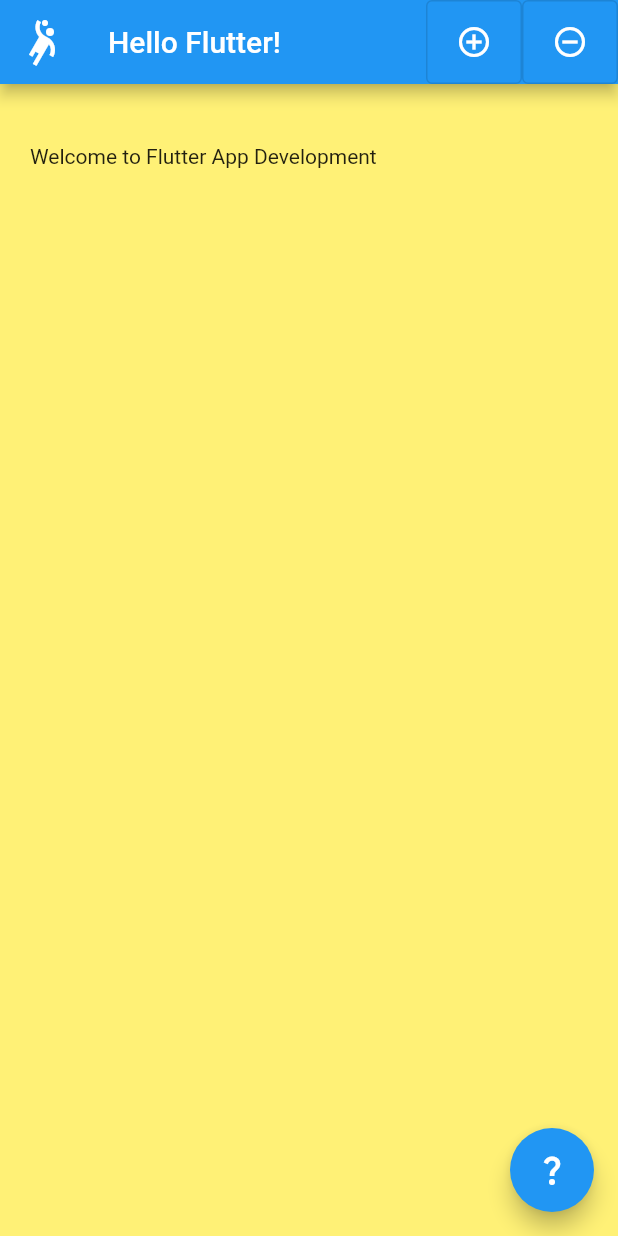
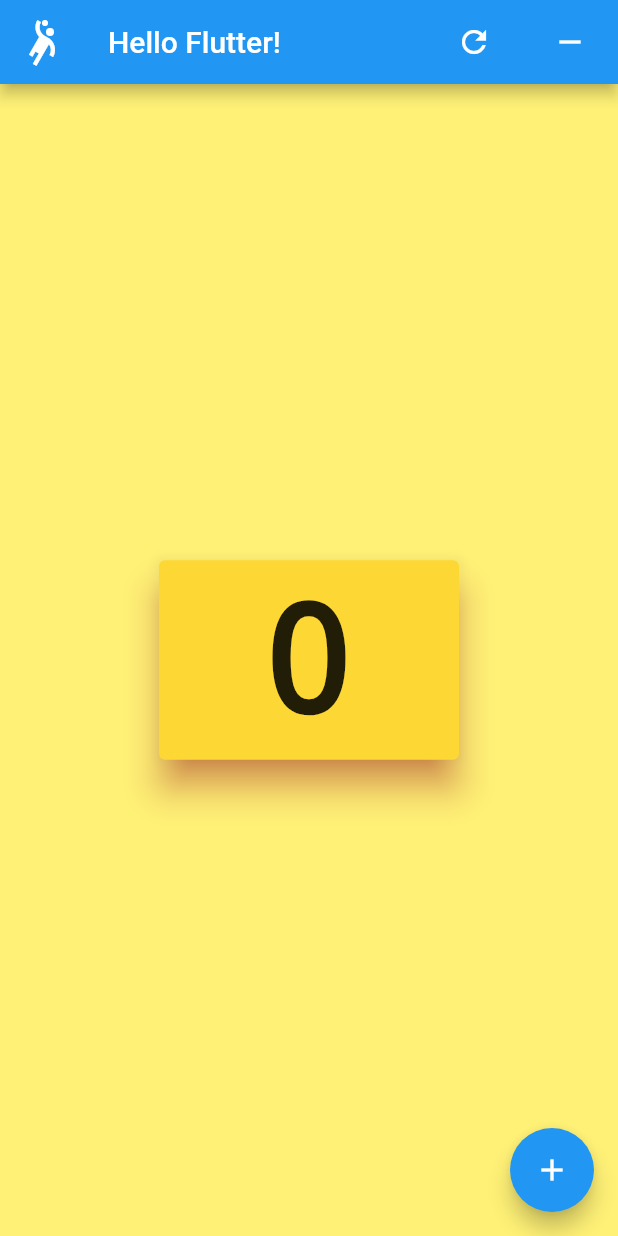
Before and after one commit to vivekduttamishra/202206-flutter-ge, a Flutter app: the screen it shows after launch, on a phone screen of 412 x 824 dp. Run offline on Flutter 3.47's test engine with Material 2 defaults, Android fonts, the phone set to English and light mode, and no system bars.

Commit message:
day#5 update#1

```diff
--- /dev/null
+++ b/hello/lib/components/counter.dart
@@ -0,0 +1,36 @@
+// ignore_for_file: prefer_const_constructors
+
+import 'package:flutter/material.dart';
+
+class Counter extends StatelessWidget{
+
+  final int value;
+
+  const Counter(this.value,{Key? key}) : super(key: key);
+
+  @override
+  Widget build(BuildContext context) {
+    return Center(
+              child: Card(
+                // ignore: sort_child_properties_last
+                child: Container(
+                  padding: const EdgeInsets.all(8.0),
+                  width:200,
+                  child: Text(
+                    value.toString(),
+                    style: TextStyle(
+                      fontSize:100,
+                      fontFamily: 'Courier',
+                      fontWeight:FontWeight.w600,
+                    ),
+                    textAlign: TextAlign.center,
+                  ),
+                ),
+                color: Colors.yellow.shade600,
+                elevation: 10,
+                shadowColor: Colors.red,
+              ),
+            );
+  }
+
+}
--- a/hello/lib/screens/home_screen.dart
+++ b/hello/lib/screens/home_screen.dart
@@ -3,28 +3,46 @@
 
 import 'package:flutter/material.dart';
 
-class HomeScreen extends StatelessWidget{
+import '../components/counter.dart';
 
-  const HomeScreen({Key? key}) : super(key: key);
+class HomeScreen extends StatefulWidget{
+
+
+  HomeScreen({Key? key}) : super(key: key);
+
+  @override
+  State<HomeScreen> createState() => _HomeScreenState();
+}
+
+class _HomeScreenState extends State<HomeScreen> {
+  int counter=0;
 
   @override
   Widget build(BuildContext context) {
 
-    return Scaffold(     //Scaffold provide visuals for an entire screen
+    return SafeArea(
+          child: Scaffold(     //Scaffold provide visuals for an entire screen
           appBar: AppBar(   //starts with an app bar
               title: Text("Hello Flutter!"),
               leading: Icon(Icons.sports_handball, size:32,),
               actions: [
-              OutlinedButton(onPressed: (){
-                print('New item added');
+                TextButton(onPressed: (){
+                  print('Counter Reset');
+                  setState(() {
+                    counter=0;
+                  });
                 },
-              child: Icon(Icons.add_circle_outline, color:Colors.white,),
+                child: Icon(Icons.refresh, color:Colors.white,),
 
                 ),
-              OutlinedButton(onPressed: (){
-                print('Item Removed');
+
+                TextButton(onPressed: (){
+                  print('Item decremented');
+                  setState(() {
+                    counter--;
+                  });
                 },
-              child: Icon(Icons.remove_circle_outline, color:Colors.white,),
+                child: Icon(Icons.remove, color:Colors.white,),
 
                 ),
               ],
@@ -35,20 +53,20 @@ class HomeScreen extends StatelessWidget{
             width: double.infinity, //as much as you can get,
             padding:EdgeInsets.symmetric(horizontal: 20,vertical:40,),
             color:Colors.yellow.shade300,
-          child: Text(
-            'Welcome to Flutter App Development',
-
-          ),
+            child: Counter(counter),
 
           ),
           floatingActionButton: FloatingActionButton(
-          onPressed:(){print('Button Pressed');},
-          child: Icon(Icons.question_mark),
+            onPressed:(){
+              setState(() {
+                counter++;
+              });
+
+              print('Incrementing The counter to $counter');
+            },
+            child: Icon(Icons.add),
+          ),
         ),
     );
   }
-
-
-
-
 }
```
Also changed, not shown: hello/lib/screens/counter_screen.dart (added, +20 -0 lines), quiz/analysis_options.yaml (added, +29 -0 lines), quiz/lib/main.dart (added, +115 -0 lines), quiz/pubspec.yaml (added, +89 -0 lines), quiz/pubspec.lock (added), 121 other files. Lines whose indentation alone changed are shown as unchanged.
